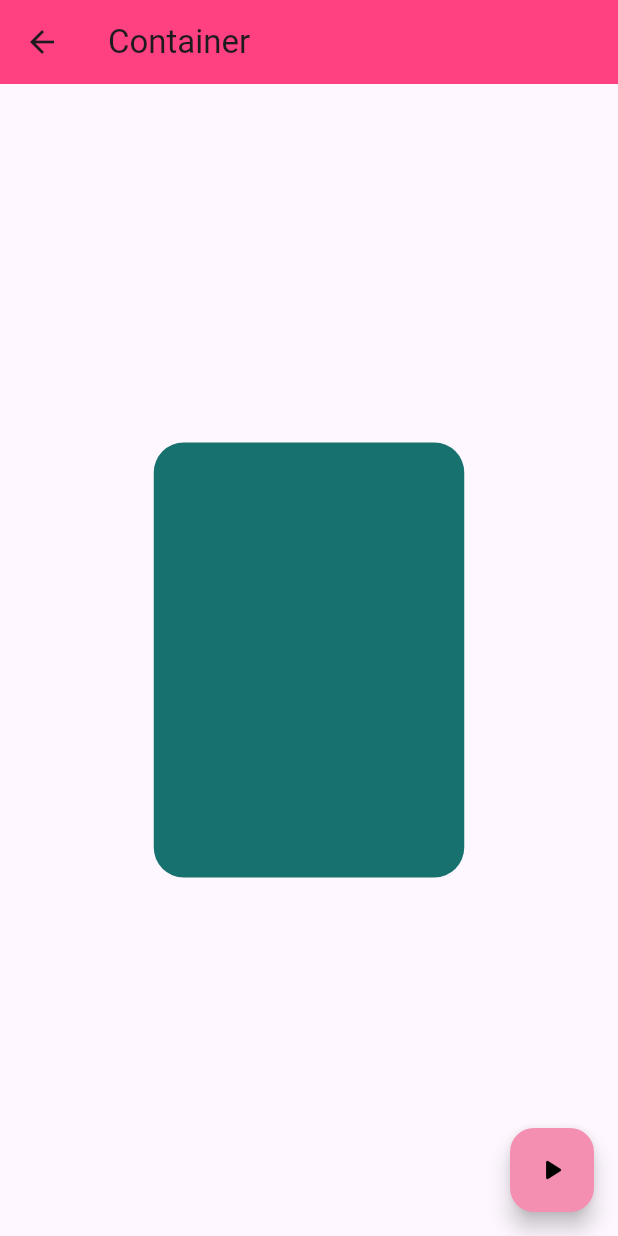
After one commit to GrimmGW/componentes2026_abr, a Flutter app: the ContainerScreen screen opened by its route, after a tap on the "play arrow" icon, on a phone screen of 412 x 824 dp. The commit adds this screen. Run offline on Flutter 3.47's test engine with Material 3 defaults, Android fonts, the phone set to English and light mode, and no system bars; network calls fail.

Commit message:
Ternario en Card, pantalla de container y crear archivo de customcard2

```diff
--- a/lib/routes/app_routes.dart
+++ b/lib/routes/app_routes.dart
@@ -13,6 +13,7 @@ class AppRoutes {
     '/alert' : (BuildContext context) => const AlertScreen(),
     '/avatar' : (BuildContext context) => const AvatarScreen(),
     '/card' : (BuildContext context) => const CardScreen(),
+    '/container' : (BuildContext context) => const ContainerScreen(),
 
   };
 
@@ -21,6 +22,7 @@ class AppRoutes {
     MenuOptions(route: '/alert', name: 'Pantalla de Alertas', icon: Icons.warning_rounded, screen: const AlertScreen()),
     MenuOptions(route: '/avatar', name: 'Pantalla de Avatar', icon: Icons.person_2_rounded, screen: const AvatarScreen()),
     MenuOptions(route: '/card', name: 'Pantalla de Cards', icon: Icons.card_membership_rounded, screen: const CardScreen()),
+    MenuOptions(route: '/container', name: 'Pantalla de Container', icon: Icons.check_box_outline_blank_rounded, screen: const ContainerScreen())
   ];
 
 }
--- /dev/null
+++ b/lib/screens/container_screen.dart
@@ -0,0 +1,64 @@
+import 'package:flutter/material.dart';
+import 'dart:math';
+
+class ContainerScreen extends StatefulWidget {
+
+  const ContainerScreen({super.key});
+
+  @override
+  State<ContainerScreen> createState() => _ContainerScreenState();
+}
+
+class _ContainerScreenState extends State<ContainerScreen> {
+
+  double _height = 100;
+  double _width = 100;
+  Color? _color = Colors.amber;
+
+  void cambiarForma(){
+    final random = Random();
+
+    _height = random.nextInt(300).toDouble() + 70;
+    _width = random.nextInt(300).toDouble() + 70;
+    _color = Color.fromRGBO(
+      random.nextInt(255),
+      random.nextInt(255),
+      random.nextInt(255),
+      1
+    );
+
+    setState(() {
+
+    });
+  }
+
+
+  @override
+  Widget build(BuildContext context) {
+    return Scaffold(
+      appBar: AppBar(
+        title: const Text('Container'),
+        backgroundColor: Colors.pinkAccent,
+      ),
+      body: Center(
+         child: AnimatedContainer(
+          curve: Curves.easeInOut,
+          duration: const Duration(milliseconds: 400),
+          height: _height,
+          width: _width,
+          decoration: BoxDecoration(
+            color: _color,
+            borderRadius: const BorderRadius.all(Radius.circular(20))
+          ),
+         ),
+      ),
+      floatingActionButton: FloatingActionButton(
+        onPressed: (){
+          cambiarForma();
+        },
+        backgroundColor: Colors.pink[200],
+        child: const Icon(Icons.play_arrow_rounded, color: Colors.black,),
+      ),
+    );
+  }
+}
--- a/lib/screens/screens.dart
+++ b/lib/screens/screens.dart
@@ -1,5 +1,6 @@
+export 'package:componentes2026_abr/screens/alert_screen.dart';
+export 'package:componentes2026_abr/screens/avatar_screen.dart';
 export 'package:componentes2026_abr/screens/card_screen.dart';
-export 'package:componentes2026_abr/screens/avatar_screen.dart';
-export 'package:componentes2026_abr/screens/alert_screen.dart';
+export 'package:componentes2026_abr/screens/container_screen.dart';
 export 'package:componentes2026_abr/screens/home_screen.dart';
 export 'package:componentes2026_abr/screens/listview_screen.dart';
--- a/lib/widgets/widgets.dart
+++ b/lib/widgets/widgets.dart
@@ -1 +1,2 @@
+export 'package:componentes2026_abr/widgets/custom_card2_widget.dart';
 export 'package:componentes2026_abr/widgets/custom_card1_widget.dart';
```
Also changed, not shown: lib/screens/card_screen.dart (+8 -36 lines), lib/widgets/custom_card2_widget.dart (added, +43 -0 lines).
